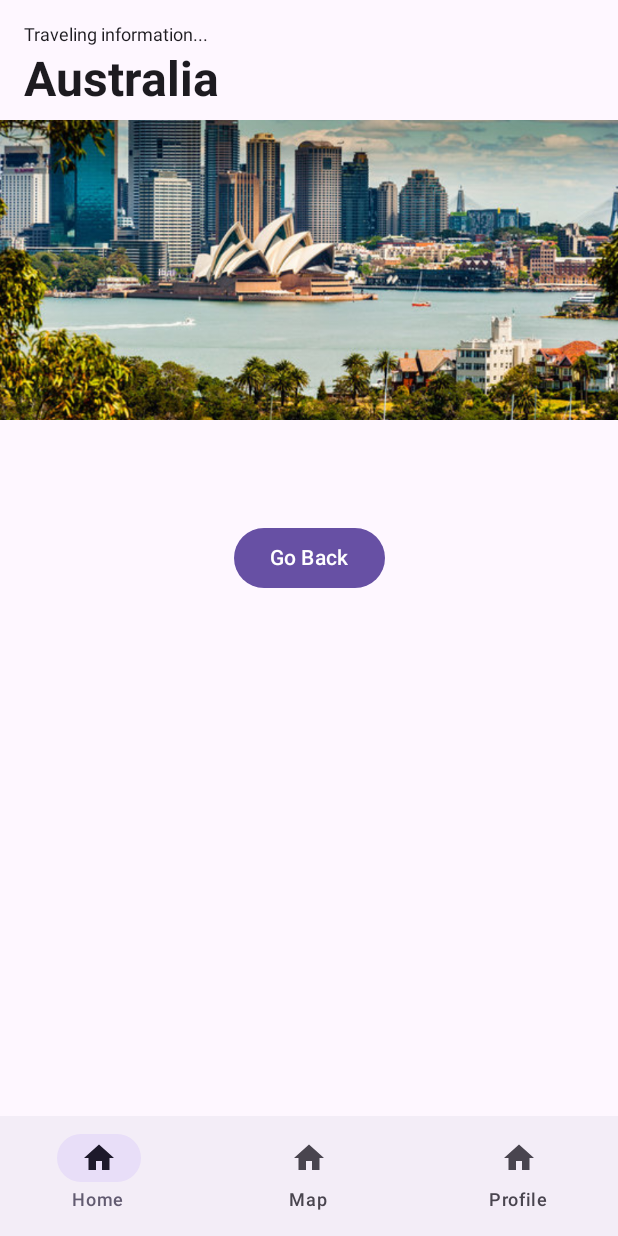
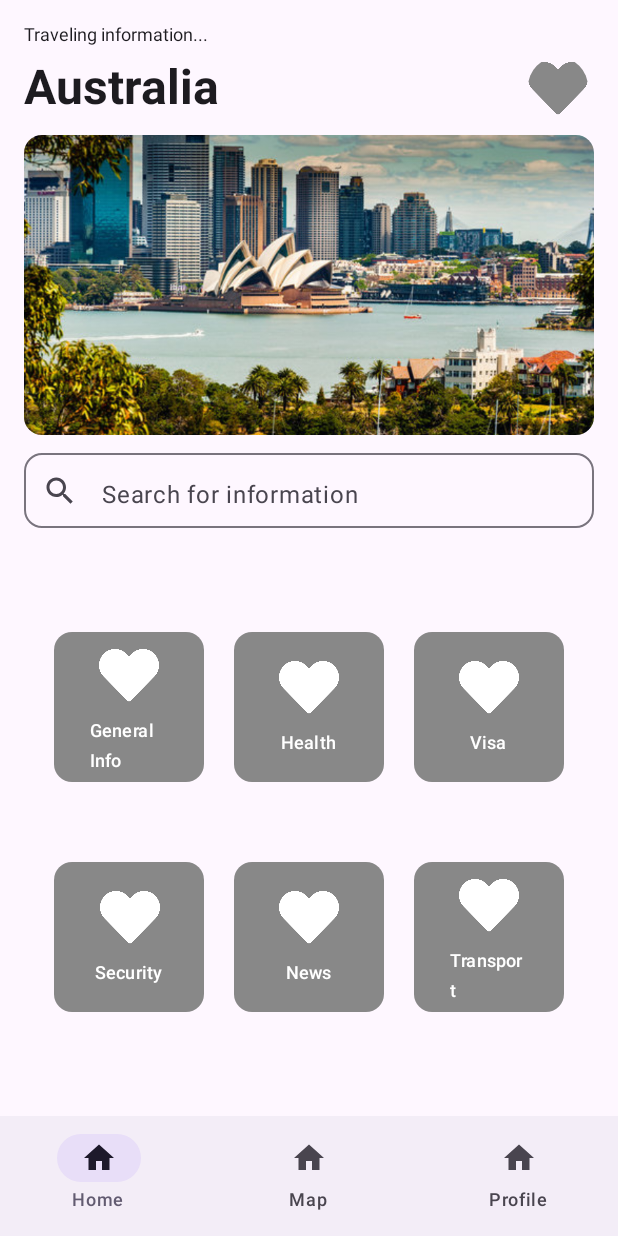
Before and after one commit to mifer29/TravelShield, an Android app built with Jetpack Compose: the country screen opened through its navigation route, on a phone screen of 412 x 824 dp. Run offline under Robolectric (Android 15) with nearby library versions, the phone set to English and light mode, and no system bars.

Commit message:
Categories Updated

```diff
--- a/app/src/main/java/es/uc3m/android/travelshield/screens/Country.kt
+++ b/app/src/main/java/es/uc3m/android/travelshield/screens/Country.kt
@@ -1,11 +1,17 @@
 package es.uc3m.android.travelshield.screens
 
 import androidx.compose.foundation.Image
+import androidx.compose.foundation.background
 import androidx.compose.foundation.layout.*
+import androidx.compose.foundation.shape.RoundedCornerShape
+import androidx.compose.material.icons.Icons
+import androidx.compose.material.icons.filled.Search
 import androidx.compose.material3.*
 import androidx.compose.runtime.Composable
 import androidx.compose.ui.Alignment
 import androidx.compose.ui.Modifier
+import androidx.compose.ui.draw.clip
+import androidx.compose.ui.graphics.Color
 import androidx.compose.ui.layout.ContentScale
 import androidx.compose.ui.res.painterResource
 import androidx.compose.ui.text.font.FontWeight
@@ -13,58 +19,146 @@ import androidx.compose.ui.unit.dp
 import androidx.compose.ui.unit.sp
 import androidx.navigation.NavController
 import es.uc3m.android.travelshield.R
+import androidx.compose.runtime.remember
+import androidx.compose.ui.tooling.preview.Preview
+import androidx.navigation.compose.rememberNavController
 
 @Composable
 fun CountryScreen(navController: NavController) {
-    Box(
-        modifier = Modifier.fillMaxSize()
-    ) {
     Column(
         modifier = Modifier
             .fillMaxSize()
             .padding(16.dp),
         verticalArrangement = Arrangement.Top
     ) {
+        // Header Text
         Text(
             text = "Traveling information...",
             fontSize = 12.sp
         )
 
-            // Small space
         Spacer(modifier = Modifier.height(4.dp))
 
-            // Country title
+        // Country Title + Favorite Button
+        Row(
+            modifier = Modifier.fillMaxWidth(),
+            horizontalArrangement = Arrangement.SpaceBetween,
+            verticalAlignment = Alignment.CenterVertically
+        ) {
             Text(
                 text = "Australia",
                 fontSize = 32.sp,
                 fontWeight = FontWeight.Bold
             )
+
+            // Heart Icon (in drawable heart.png)
+            IconButton(onClick = { /* Action when liking!!! */ }) {
+                Icon(
+                    painter = painterResource(id = R.drawable.heart), // Elegir corazón bonito!!!!
+                    contentDescription = "Favorite",
+                    tint = Color.Gray
+                )
+            }
         }
 
-        // Image placed outside padding
-        Column(
-            modifier = Modifier.fillMaxSize(),
-            verticalArrangement = Arrangement.Top
-        ) {
-            Spacer(modifier = Modifier.height(80.dp))
+        Spacer(modifier = Modifier.height(8.dp))
+
+        // Country Image
         Image(
             painter = painterResource(id = R.drawable.australia),
             contentDescription = "Australia Image",
             modifier = Modifier
                 .fillMaxWidth()
-                    .height(200.dp),
+                .height(200.dp)
+                .clip(RoundedCornerShape(12.dp)),
             contentScale = ContentScale.Crop
         )
+
+        Spacer(modifier = Modifier.height(12.dp))
+
+        // Search Bar
+        OutlinedTextField(
+            value = "",
+            onValueChange = { /* Handle search input!!! (later on when database is working) */ },
+            placeholder = { Text("Search for information") },
+            leadingIcon = {
+                Icon(imageVector = Icons.Default.Search, contentDescription = "Search Icon")
+            },
+            shape = RoundedCornerShape(12.dp),
+            modifier = Modifier
+                .fillMaxWidth()
+                .height(50.dp)
+        )
+
+        Spacer(modifier = Modifier.height(16.dp))
+
+        // Align category grid
+        CategoryGrid(
+            navController = navController, // Pass the navController
+            modifier = Modifier
+                .fillMaxWidth()
+                .weight(1f)
+        )
+    }
 }
 
-        // Centered button
-        Box(
-            modifier = Modifier.fillMaxSize(),
-            contentAlignment = Alignment.Center
+// **Category Grid Layout**
+@Composable
+fun CategoryGrid(navController: NavController, modifier: Modifier = Modifier) {
+    val categories = listOf("General Info", "Health", "Visa", "Security", "News", "Transport")
+
+    Column(
+        modifier = modifier,
+        verticalArrangement = Arrangement.SpaceEvenly // Distributes rows evenly
     ) {
-            Button(onClick = { navController.popBackStack() }) {
-                Text(text = "Go Back")
+        for (row in categories.chunked(3)) { // 3 items per row
+            Row(
+                modifier = Modifier.fillMaxWidth(),
+                horizontalArrangement = Arrangement.SpaceEvenly
+            ) {
+                for (category in row) {
+                    CategoryItem(name = category, navController = navController)
                 }
             }
         }
     }
+}
+
+// **Category Item as a Button**
+@Composable
+fun CategoryItem(name: String, navController: NavController) {
+    Button(
+        onClick = { navController.navigate("categories") }, // Navigate to categories screen
+        shape = RoundedCornerShape(12.dp),
+        modifier = Modifier.size(100.dp),
+        colors = ButtonDefaults.buttonColors(
+                containerColor = Color.Gray, // Button background color
+                contentColor = Color.White  // Text/Icon color inside button
+    )
+    ) {
+        Column(
+            horizontalAlignment = Alignment.CenterHorizontally,
+            verticalArrangement = Arrangement.Center
+        ) {
+            // Placeholder for Icon (Replace later with correct icons!!!!!)
+            Icon(
+                painter = painterResource(id = R.drawable.heart), // Replace with correct icon
+                contentDescription = "$name Icon",
+                modifier = Modifier.size(40.dp),
+                tint = Color.White
+            )
+
+            Spacer(modifier = Modifier.height(8.dp))
+
+            // Category Text
+            Text(text = name, fontSize = 12.sp, fontWeight = FontWeight.Medium)
+        }
+    }
+}
+
+@Preview(showBackground = true)
+@Composable
+fun PreviewCountryScreen() {
+    val navController = rememberNavController() // Mock NavController for preview
+    CountryScreen(navController = navController)
+}
```
Also changed, not shown: app/src/main/res/drawable/heart.png (added). Lines whose indentation alone changed are shown as unchanged.
